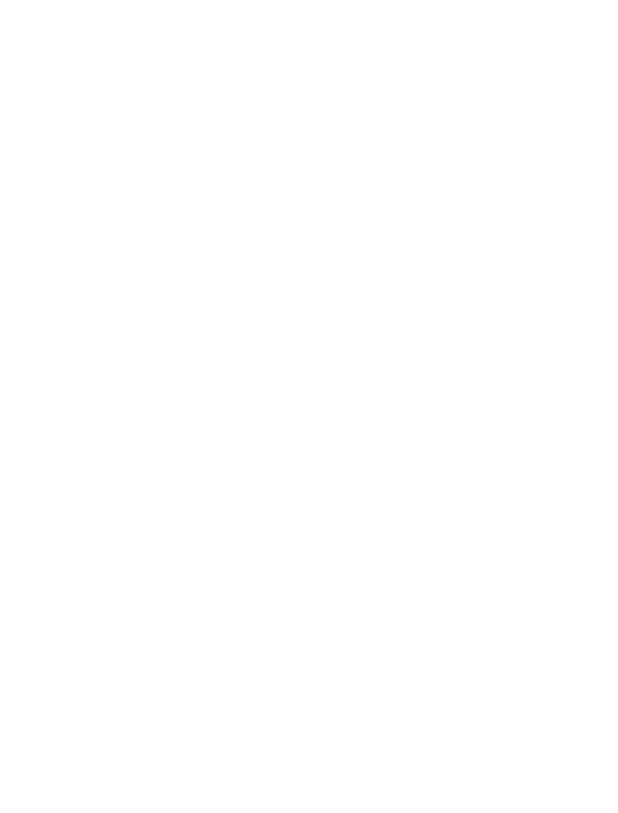
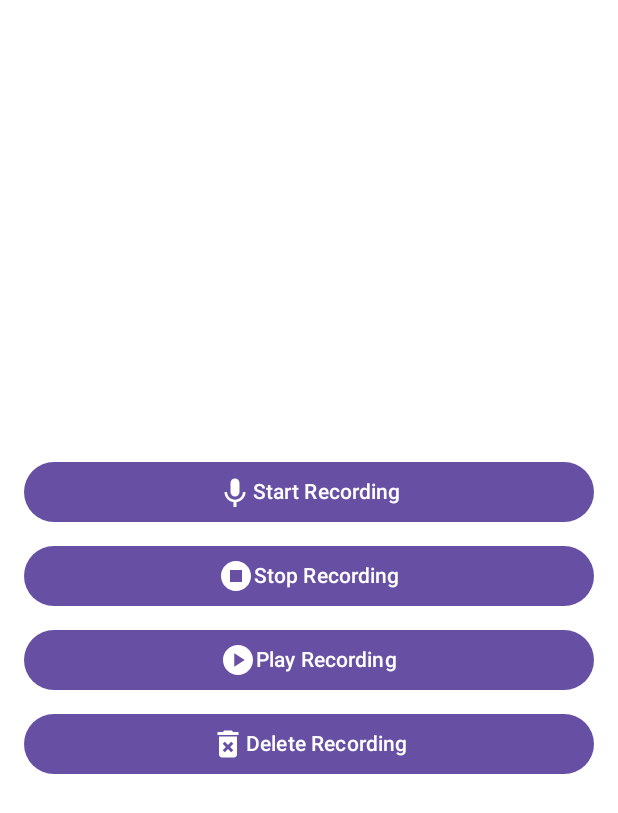
Before and after one commit to AndreasBozoglou/PhoneTest, an Android app built with Jetpack Compose: the MicrophoneTestScreen screen opened through its navigation route, on a phone screen of 412 x 824 dp. Before the commit the part shown is empty. Shown: the top 813 px of the screen. Run offline under Robolectric (Android 15) with nearby library versions, the phone set to English and light mode, and no system bars.

Commit message:
Migrate MicrophoneTestScreen

```diff
--- a/app/src/main/java/com/example/phonetest/navigation/Navigation.kt
+++ b/app/src/main/java/com/example/phonetest/navigation/Navigation.kt
@@ -9,6 +9,7 @@ import com.example.phonetest.presentation.ui.features.blackscreen.BlackScreen
 import com.example.phonetest.presentation.ui.features.bluescreen.BlueScreen
 import com.example.phonetest.presentation.ui.features.greenscreen.GreenScreen
 import com.example.phonetest.presentation.ui.features.mainscreen.MainScreen
+import com.example.phonetest.presentation.ui.features.mictestscreen.MicrophoneTestScreen
 import com.example.phonetest.presentation.ui.features.proximityscreen.ProximityScreen
 import com.example.phonetest.presentation.ui.features.redscreen.RedScreen
 import com.example.phonetest.presentation.ui.features.touchtestscreen.TouchScreen
@@ -37,7 +38,7 @@ fun Navigation(sensorManager: SensorManager) {
             RedScreen()
         }
         composable(route = Screen.MicTestScreen.route) {
-
+            MicrophoneTestScreen()
         }
         composable(route = Screen.ProximityScreen.route) {
             ProximityScreen(sensorManager)
--- a/app/src/main/java/com/example/phonetest/presentation/ui/features/mainscreen/MainScreen.kt
+++ b/app/src/main/java/com/example/phonetest/presentation/ui/features/mainscreen/MainScreen.kt
@@ -59,12 +59,7 @@ fun MainScreen(navController: NavController) {
             }
             CustomButton(text = "CAMERA") { openFrontCamera() }
             CustomButton(text = "MIC TEST") {
-                /*startActivity(
-                    Intent(
-                        this@MainActivity,
-                        MainActivityMicrophone::class.java
-                    )
-                )*/
+                navController.navigate(Screen.MicTestScreen.route)
             }
         }
 
@@ -118,7 +113,7 @@ private fun vibrate() {
 
 private fun activateSpeaker(player: MediaPlayer?, flag: Boolean, updateState: (MediaPlayer?, Boolean) -> Unit) {
     /*if (player == null && !flag) {
-        val newPlayer = MediaPlayer.create(LocalContext.current, R.raw.sound)
+        val newPlayer = MediaPlayer.create(context, R.raw.sound)
         newPlayer.start()
         updateState(newPlayer, true)
 
--- /dev/null
+++ b/app/src/main/java/com/example/phonetest/presentation/ui/features/mictestscreen/MicrophoneTestScreen.kt
@@ -0,0 +1,111 @@
+package com.example.phonetest.presentation.ui.features.mictestscreen
+
+import android.Manifest
+import android.content.pm.PackageManager
+import android.widget.Toast
+import androidx.activity.compose.rememberLauncherForActivityResult
+import androidx.activity.result.contract.ActivityResultContracts
+import androidx.compose.foundation.layout.Arrangement
+import androidx.compose.foundation.layout.Column
+import androidx.compose.foundation.layout.Spacer
+import androidx.compose.foundation.layout.fillMaxSize
+import androidx.compose.foundation.layout.fillMaxWidth
+import androidx.compose.foundation.layout.height
+import androidx.compose.foundation.layout.padding
+import androidx.compose.material3.Button
+import androidx.compose.material3.Icon
+import androidx.compose.material3.Text
+import androidx.compose.runtime.Composable
+import androidx.compose.runtime.LaunchedEffect
+import androidx.compose.ui.Alignment
+import androidx.compose.ui.Modifier
+import androidx.compose.ui.platform.LocalContext
+import androidx.compose.ui.res.painterResource
+import androidx.compose.ui.unit.dp
+import androidx.core.content.ContextCompat
+import androidx.lifecycle.viewmodel.compose.viewModel
+import com.example.phonetest.R
+import com.example.phonetest.presentation.ui.features.mictestscreen.viewmodel.MicrophoneTestViewModel
+
+
+@Composable
+fun MicrophoneTestScreen(viewModel: MicrophoneTestViewModel = viewModel()) {
+    val context = LocalContext.current
+
+    val permissionLauncher =
+        rememberLauncherForActivityResult(ActivityResultContracts.RequestPermission()) { isGranted ->
+            if (!isGranted) {
+                Toast.makeText(context, "Permission Denied", Toast.LENGTH_SHORT).show()
+            }
+        }
+
+    LaunchedEffect(Unit) {
+        if (ContextCompat.checkSelfPermission(
+                context,
+                Manifest.permission.RECORD_AUDIO
+            ) == PackageManager.PERMISSION_DENIED
+        ) {
+            permissionLauncher.launch(Manifest.permission.RECORD_AUDIO)
+        }
+    }
+
+    Column(
+        modifier = Modifier
+            .fillMaxSize()
+            .padding(16.dp),
+        verticalArrangement = Arrangement.Center,
+        horizontalAlignment = Alignment.CenterHorizontally
+    ) {
+        Button(
+            onClick = { viewModel.startRecording(context) },
+            modifier = Modifier.fillMaxWidth()
+        ) {
+            Icon(
+                painter = painterResource(R.drawable.ic_baseline_keyboard_voice_24),
+                contentDescription = "Start Recording"
+            )
+            Text("Start Recording")
+        }
+
+        Spacer(modifier = Modifier.height(8.dp))
+
+        Button(
+            onClick = { viewModel.stopRecording() },
+            modifier = Modifier.fillMaxWidth()
+        ) {
+            Icon(
+                painter = painterResource(R.drawable.ic_baseline_stop_circle_24),
+                contentDescription = "Stop Recording"
+            )
+            Text("Stop Recording")
+        }
+
+        Spacer(modifier = Modifier.height(8.dp))
+
+        Button(
+            onClick = { viewModel.playAudio(context) },
+            modifier = Modifier.fillMaxWidth()
+        ) {
+            Icon(
+                painter = painterResource(R.drawable.ic_baseline_play_circle_24),
+                contentDescription = "Play Recording"
+            )
+            Text("Play Recording")
+        }
+
+        Spacer(modifier = Modifier.height(8.dp))
+
+        Button(
+            onClick = { viewModel.deleteAudio(context) },
+            modifier = Modifier.fillMaxWidth()
+        ) {
+            Icon(
+                painter = painterResource(R.drawable.ic_baseline_delete_forever_24),
+                contentDescription = "Delete Recording"
+            )
+            Text("Delete Recording")
+        }
+
+    }
+
+}
```
Also changed, not shown: app/src/main/java/com/example/phonetest/presentation/ui/features/mictestscreen/MainActivityMicrophone.kt (deleted, +0 -123 lines), app/src/main/java/com/example/phonetest/presentation/ui/features/mictestscreen/viewmodel/MicrophoneTestViewModel.kt (added, +97 -0 lines), app/src/main/res/layout/activity_main_microphone.xml (deleted, +0 -68 lines).
